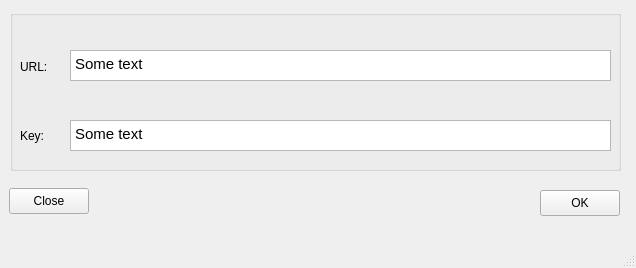
Djangoleg/LearnCpp, file WeatherApp/weather/settingsform.ui: the form before one commit.
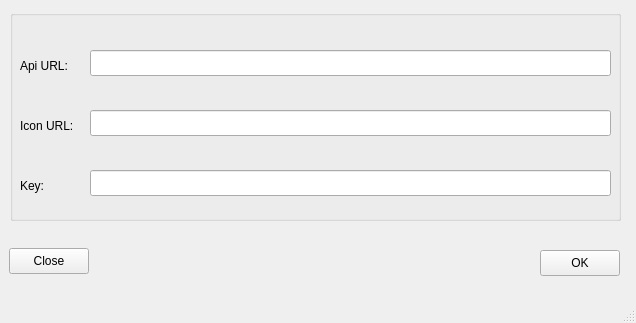
The form after the commit.

Diff of the .ui file:
```diff
--- a/WeatherApp/weather/settingsform.ui
+++ b/WeatherApp/weather/settingsform.ui
@@ -7,7 +7,7 @@
     <x>0</x>
     <y>0</y>
     <width>636</width>
-    <height>268</height>
+    <height>323</height>
    </rect>
   </property>
   <property name="windowTitle">
@@ -18,7 +18,7 @@
     <property name="geometry">
      <rect>
       <x>9</x>
-      <y>188</y>
+      <y>248</y>
       <width>80</width>
       <height>26</height>
      </rect>
@@ -31,7 +31,7 @@
     <property name="geometry">
      <rect>
       <x>540</x>
-      <y>190</y>
+      <y>250</y>
       <width>80</width>
       <height>26</height>
      </rect>
@@ -46,37 +46,17 @@
       <x>10</x>
       <y>10</y>
       <width>611</width>
-      <height>161</height>
+      <height>211</height>
      </rect>
     </property>
     <property name="title">
      <string/>
     </property>
-    <widget class="QTextEdit" name="keyTextEdit">
-     <property name="geometry">
-      <rect>
-       <x>60</x>
-       <y>110</y>
-       <width>541</width>
-       <height>31</height>
-      </rect>
-     </property>
-     <property name="html">
-      <string>&lt;!DOCTYPE HTML PUBLIC &quot;-//W3C//DTD HTML 4.0//EN&quot; &quot;http://www.w3.org/TR/REC-html40/strict.dtd&quot;&gt;
-&lt;html&gt;&lt;head&gt;&lt;meta name=&quot;qrichtext&quot; content=&quot;1&quot; /&gt;&lt;meta charset=&quot;utf-8&quot; /&gt;&lt;style type=&quot;text/css&quot;&gt;
-p, li { white-space: pre-wrap; }
-hr { height: 1px; border-width: 0; }
-li.unchecked::marker { content: &quot;\2610&quot;; }
-li.checked::marker { content: &quot;\2612&quot;; }
-&lt;/style&gt;&lt;/head&gt;&lt;body style=&quot; font-family:'Cantarell'; font-size:11pt; font-weight:400; font-style:normal;&quot;&gt;
-&lt;p style=&quot; margin-top:0px; margin-bottom:0px; margin-left:0px; margin-right:0px; -qt-block-indent:0; text-indent:0px;&quot;&gt;Some text&lt;/p&gt;&lt;/body&gt;&lt;/html&gt;</string>
-     </property>
-    </widget>
     <widget class="QLabel" name="keyLabel">
      <property name="geometry">
       <rect>
        <x>10</x>
-       <y>110</y>
+       <y>160</y>
        <width>41</width>
        <height>31</height>
       </rect>
@@ -85,37 +65,60 @@
       <string>Key:</string>
      </property>
     </widget>
-    <widget class="QTextEdit" name="urlTextEdit">
+    <widget class="QLabel" name="apiURLLabel">
      <property name="geometry">
       <rect>
-       <x>60</x>
+       <x>10</x>
        <y>40</y>
-       <width>541</width>
+       <width>61</width>
        <height>31</height>
       </rect>
      </property>
-     <property name="html">
-      <string>&lt;!DOCTYPE HTML PUBLIC &quot;-//W3C//DTD HTML 4.0//EN&quot; &quot;http://www.w3.org/TR/REC-html40/strict.dtd&quot;&gt;
-&lt;html&gt;&lt;head&gt;&lt;meta name=&quot;qrichtext&quot; content=&quot;1&quot; /&gt;&lt;meta charset=&quot;utf-8&quot; /&gt;&lt;style type=&quot;text/css&quot;&gt;
-p, li { white-space: pre-wrap; }
-hr { height: 1px; border-width: 0; }
-li.unchecked::marker { content: &quot;\2610&quot;; }
-li.checked::marker { content: &quot;\2612&quot;; }
-&lt;/style&gt;&lt;/head&gt;&lt;body style=&quot; font-family:'Cantarell'; font-size:11pt; font-weight:400; font-style:normal;&quot;&gt;
-&lt;p style=&quot; margin-top:0px; margin-bottom:0px; margin-left:0px; margin-right:0px; -qt-block-indent:0; text-indent:0px;&quot;&gt;Some text&lt;/p&gt;&lt;/body&gt;&lt;/html&gt;</string>
+     <property name="text">
+      <string>Api URL:</string>
      </property>
     </widget>
-    <widget class="QLabel" name="urlLabel">
+    <widget class="QLineEdit" name="apiURLLineEdit">
      <property name="geometry">
       <rect>
+       <x>80</x>
+       <y>40</y>
+       <width>521</width>
+       <height>26</height>
+      </rect>
+     </property>
+    </widget>
+    <widget class="QLineEdit" name="keyLineEdit">
+     <property name="geometry">
+      <rect>
+       <x>80</x>
+       <y>160</y>
+       <width>521</width>
+       <height>26</height>
+      </rect>
+     </property>
+    </widget>
+    <widget class="QLabel" name="iconURLLabel">
+     <property name="geometry">
+      <rect>
        <x>10</x>
-       <y>41</y>
-       <width>41</width>
+       <y>100</y>
+       <width>66</width>
        <height>31</height>
       </rect>
      </property>
      <property name="text">
-      <string>URL:</string>
+      <string>Icon URL:</string>
+     </property>
+    </widget>
+    <widget class="QLineEdit" name="iconURLLineEdit">
+     <property name="geometry">
+      <rect>
+       <x>80</x>
+       <y>100</y>
+       <width>521</width>
+       <height>26</height>
+      </rect>
      </property>
     </widget>
    </widget>
```
Left out of the diff: 2 changed lines with no effect on the pictures.
